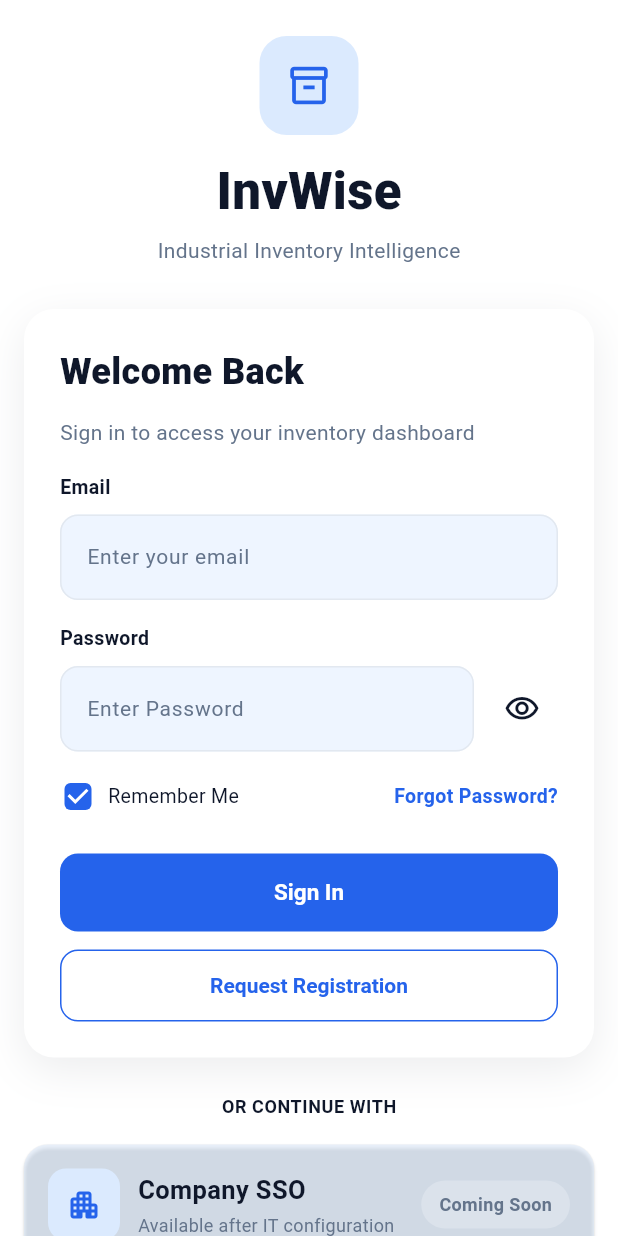
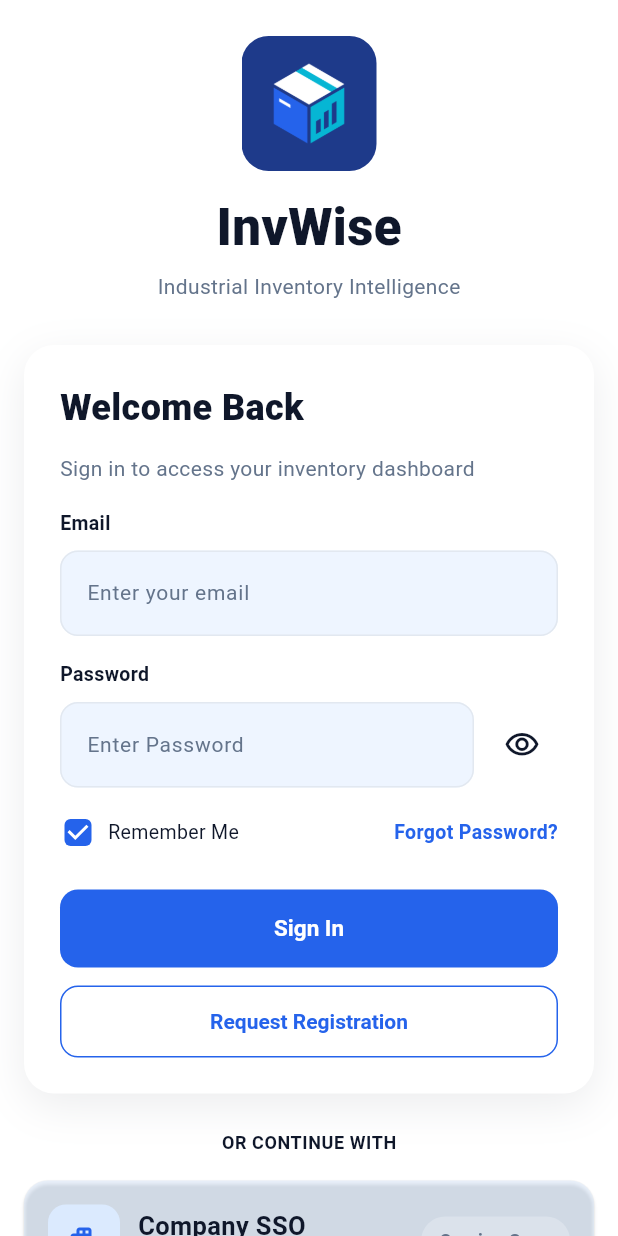
Before and after one commit to Aidilfuad/InvWise, a Flutter app: the screen it shows after launch, on a phone screen of 412 x 824 dp. Run offline on Flutter 3.47's test engine with Material 3 defaults, Android fonts, the phone set to English and light mode, and no system bars; our stand-ins replace share_plus, supabase_flutter; missing offline and left inert: excel; accounts and stored records are empty.

Commit message:
InvWise V1.0 Final Release

```diff
--- a/lib/features/auth/widgets/login_brand_header.dart
+++ b/lib/features/auth/widgets/login_brand_header.dart
@@ -9,17 +9,13 @@ class LoginBrandHeader extends StatelessWidget {
   Widget build(BuildContext context) {
     return Column(
       children: [
-        Container(
-          width: 66,
-          height: 66,
-          decoration: BoxDecoration(
-            color: AppColors.primaryContainer,
-            borderRadius: BorderRadius.circular(18),
-          ),
-          child: Icon(
-            Icons.inventory_2_outlined,
-            size: 30,
-            color: AppColors.primary,
+        ClipRRect(
+          borderRadius: BorderRadius.circular(18),
+          child: Image.asset(
+            'assets/logo/invwise_logo.png',
+            width: 90,
+            height: 90,
+            fit: BoxFit.cover,
           ),
         ),
         const SizedBox(height: 12),
```
Also changed, not shown: pubspec.yaml (+10 -13 lines), assets/logo/invwise_logo.png (added), pubspec.lock, 36 other files.
